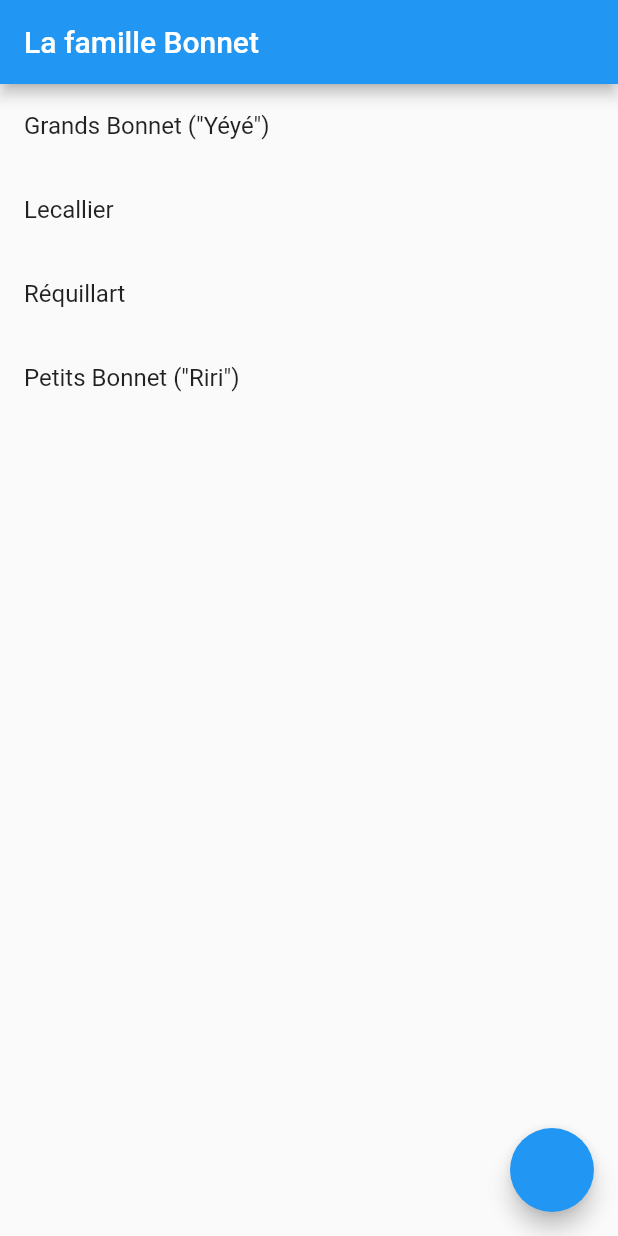
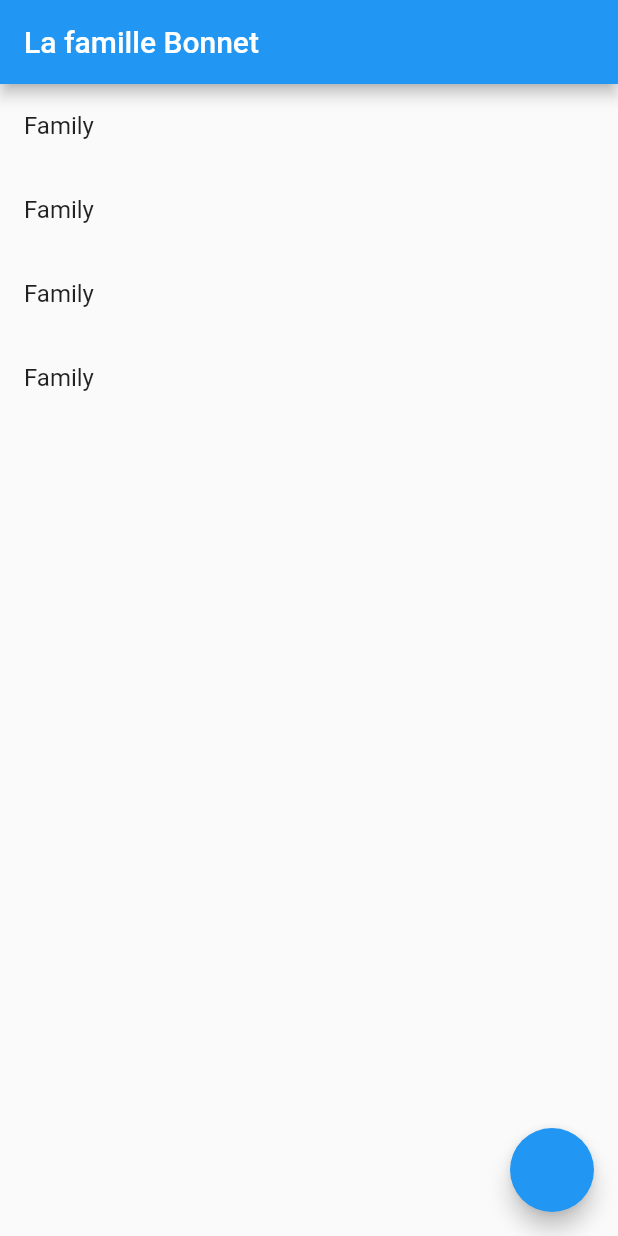
Before and after one commit to GuiLec/my_flutter_navigation_project, a Flutter app: the screen it shows after launch, on a phone screen of 412 x 824 dp. Run offline on Flutter 3.47's test engine with Material 2 defaults, Android fonts, the phone set to English and light mode, and no system bars.

Commit message:
refactor: 💡 extract FamilyItem in its own widget

```diff
--- /dev/null
+++ b/lib/components/FamilyItem.dart
@@ -0,0 +1,14 @@
+import 'package:flutter/material.dart';
+
+class FamilyItem extends StatelessWidget {
+  final String familyName;
+
+  const FamilyItem(this.familyName);
+
+  @override
+  Widget build(BuildContext context) {
+    return Container(
+      child: Text('Family'),
+    );
+  }
+}
--- a/lib/pages/Home.dart
+++ b/lib/pages/Home.dart
@@ -1,4 +1,5 @@
 import 'package:flutter/material.dart';
+import 'package:my_flutter_navigation_project/components/FamilyItem.dart';
 import 'package:my_flutter_navigation_project/pages/Family.dart';
 
 List<String> family = [
@@ -27,7 +28,7 @@ class Home extends StatelessWidget {
             itemCount: family.length,
             itemBuilder: (context, index) {
               return ListTile(
-                title: Text(family[index]),
+                title: FamilyItem(family[index]),
               );
             },
           ),
```
